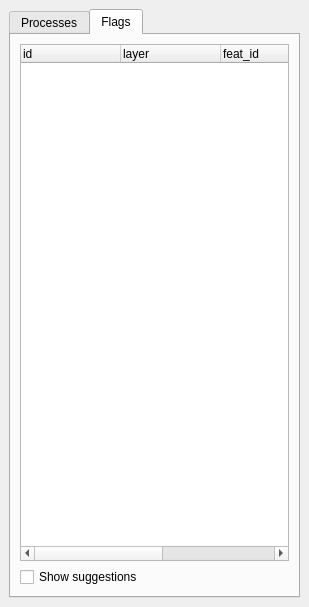
dsgoficial/DsgTools, file ValidationTools/validation_toolbox.ui: the form before one commit.
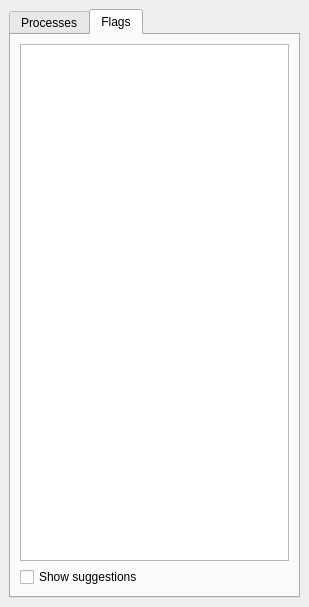
The form after the commit. The open tabs and pages were chosen to show the change.

Commit message: zoom to layer and validation history now working.

What changed in the file:
```diff
--- a/ValidationTools/validation_toolbox.ui
+++ b/ValidationTools/validation_toolbox.ui
@@ -95,44 +95,25 @@
        </attribute>
        <layout class="QGridLayout" name="gridLayout_3">
         <item row="0" column="0">
-         <widget class="QTreeWidget" name="flagTreeWidget">
-          <property name="minimumSize">
-           <size>
-            <width>0</width>
-            <height>40</height>
-           </size>
+         <widget class="QTableView" name="tableView">
+          <property name="contextMenuPolicy">
+           <enum>Qt::CustomContextMenu</enum>
           </property>
-          <attribute name="headerMinimumSectionSize">
-           <number>1</number>
-          </attribute>
-          <attribute name="headerStretchLastSection">
+          <property name="acceptDrops">
            <bool>false</bool>
+          </property>
+          <property name="editTriggers">
+           <set>QAbstractItemView::NoEditTriggers</set>
+          </property>
+          <property name="selectionMode">
+           <enum>QAbstractItemView::SingleSelection</enum>
+          </property>
+          <property name="selectionBehavior">
+           <enum>QAbstractItemView::SelectRows</enum>
+          </property>
+          <attribute name="horizontalHeaderDefaultSectionSize">
+           <number>60</number>
           </attribute>
-          <column>
-           <property name="text">
-            <string>id</string>
-           </property>
-          </column>
-          <column>
-           <property name="text">
-            <string>layer</string>
-           </property>
-          </column>
-          <column>
-           <property name="text">
-            <string>feat_id</string>
-           </property>
-          </column>
-          <column>
-           <property name="text">
-            <string>reason</string>
-           </property>
-          </column>
-          <column>
-           <property name="text">
-            <string>user_fixed</string>
-           </property>
-          </column>
          </widget>
         </item>
         <item row="1" column="0">
```
The commit also changes 5 other files.
